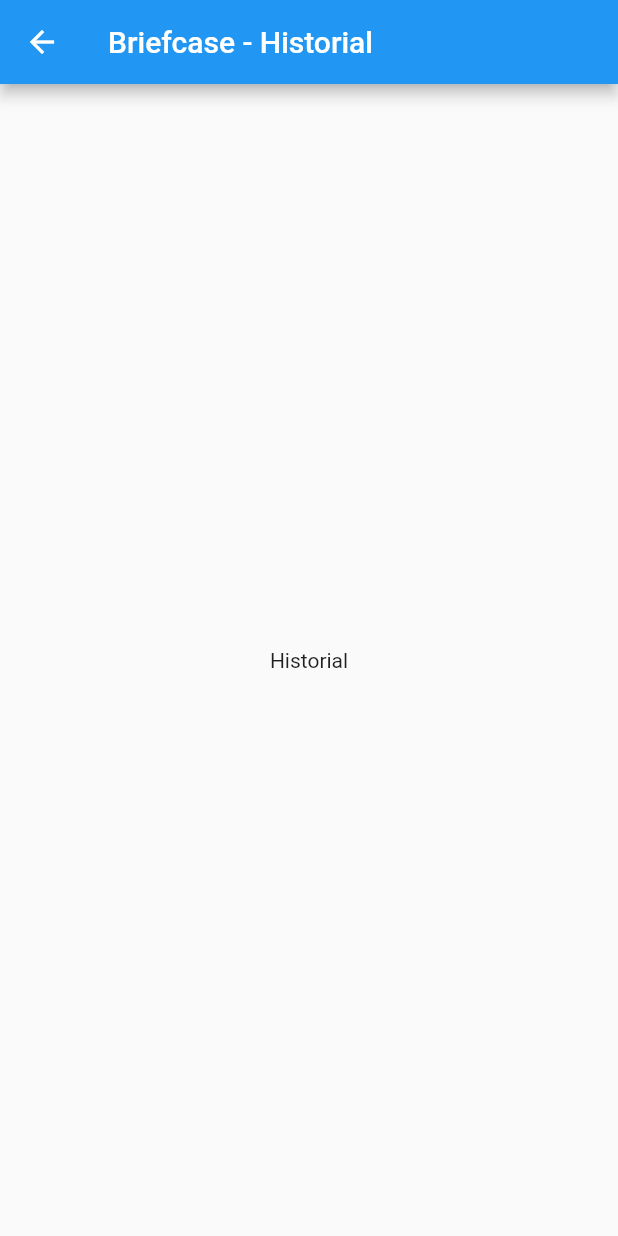
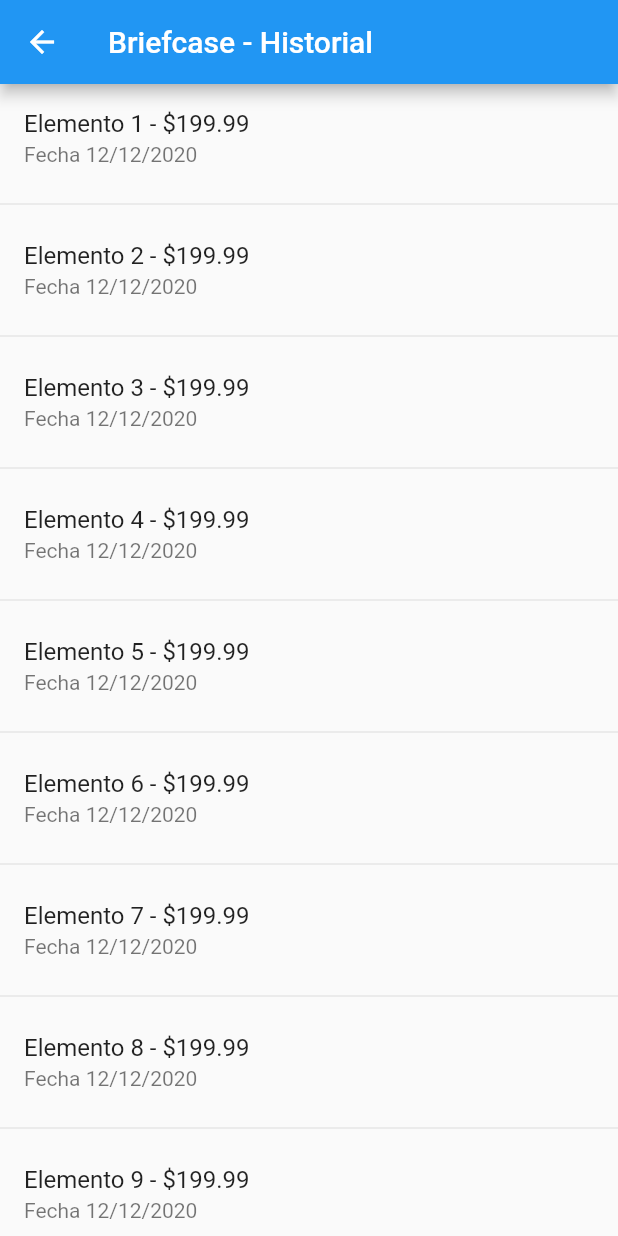
Before and after one commit to FelixAVeras/Briefcase_App, a Flutter app: the HistoryPage screen opened directly, on a phone screen of 412 x 824 dp. Run offline on Flutter 3.47's test engine with Material 2 defaults, Android fonts, the phone set to English and light mode, and no system bars; our stand-ins replace sqflite; accounts and stored records are empty.

```diff
--- a/lib/src/pages/history_page.dart
+++ b/lib/src/pages/history_page.dart
@@ -7,7 +7,69 @@ class HistoryPage extends StatelessWidget {
       appBar: AppBar(
         title: Text('Briefcase - Historial'),
       ),
-      body: Center(child: Text('Historial')),
+      body: ListView(
+        children: <Widget>[
+          ListTile(
+              title: Text('Elemento 1 - \$199.99'),
+              subtitle: Text('Fecha 12/12/2020'),
+              // trailing: Icon(Icons.more_vert),
+              onTap: () => {}),
+          Divider(),
+          ListTile(
+              title: Text('Elemento 2 - \$199.99'),
+              subtitle: Text('Fecha 12/12/2020'),
+              // trailing: Icon(Icons.more_vert),
+              onTap: () => {}),
+          Divider(),
+          ListTile(
+              title: Text('Elemento 3 - \$199.99'),
+              subtitle: Text('Fecha 12/12/2020'),
+              // trailing: Icon(Icons.more_vert),
+              onTap: () => {}),
+          Divider(),
+          ListTile(
+              title: Text('Elemento 4 - \$199.99'),
+              subtitle: Text('Fecha 12/12/2020'),
+              // trailing: Icon(Icons.more_vert),
+              onTap: () => {}),
+          Divider(),
+          ListTile(
+              title: Text('Elemento 5 - \$199.99'),
+              subtitle: Text('Fecha 12/12/2020'),
+              // trailing: Icon(Icons.more_vert),
+              onTap: () => {}),
+          Divider(),
+          ListTile(
+              title: Text('Elemento 6 - \$199.99'),
+              subtitle: Text('Fecha 12/12/2020'),
+              // trailing: Icon(Icons.more_vert),
+              onTap: () => {}),
+          Divider(),
+          ListTile(
+              title: Text('Elemento 7 - \$199.99'),
+              subtitle: Text('Fecha 12/12/2020'),
+              // trailing: Icon(Icons.more_vert),
+              onTap: () => {}),
+          Divider(),
+          ListTile(
+              title: Text('Elemento 8 - \$199.99'),
+              subtitle: Text('Fecha 12/12/2020'),
+              // trailing: Icon(Icons.more_vert),
+              onTap: () => {}),
+          Divider(),
+          ListTile(
+              title: Text('Elemento 9 - \$199.99'),
+              subtitle: Text('Fecha 12/12/2020'),
+              // trailing: Icon(Icons.more_vert),
+              onTap: () => {}),
+          Divider(),
+          ListTile(
+              title: Text('Elemento 10 - \$199.99'),
+              subtitle: Text('Fecha 12/12/2020'),
+              // trailing: Icon(Icons.more_vert),
+              onTap: () => {}),
+        ],
+      ),
     );
   }
 }
--- a/pubspec.yaml
+++ b/pubspec.yaml
@@ -23,6 +23,8 @@ environment:
 dependencies:
   flutter:
     sdk: flutter
+  sqflite:
+  path:
 
 
   # The following adds the Cupertino Icons font to your application.
```
Also changed, not shown: lib/src/helpers/db_helper.dart (added, +80 -0 lines), lib/src/models/transaction.dart (added, +27 -0 lines), lib/src/pages/home_page.dart (+6 -6 lines), lib/src/pages/login_page.dart (+17 -4 lines), lib/src/pages/transaction_page.dart (+8 -8 lines), pubspec.lock.
